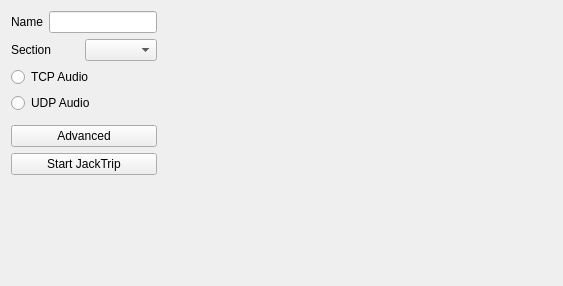
This is src/rehearsalchef/memberform.ui in alexcoy257/lrnet as Qt 5 draws it before an edit. The edited form follows.
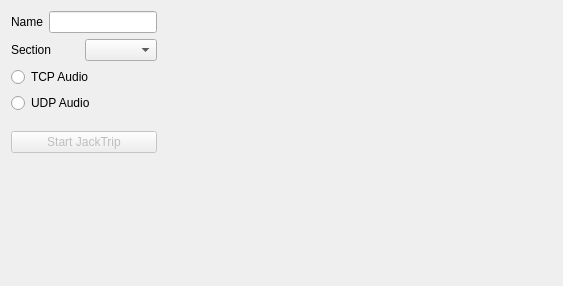
This is the edited form. Custom widgets are drawn as their Qt base class.

Diff of the .ui file:
```diff
--- a/src/rehearsalchef/memberform.ui
+++ b/src/rehearsalchef/memberform.ui
@@ -52,7 +52,10 @@
     </layout>
    </item>
    <item row="6" column="0">
-    <widget class="QPushButton" name="startAudioButton">
+    <widget class="QPushButton" name="startJackTripButton">
+     <property name="enabled">
+      <bool>false</bool>
+     </property>
      <property name="text">
       <string>Start JackTrip</string>
      </property>
@@ -105,13 +108,6 @@
      </item>
     </layout>
    </item>
-   <item row="5" column="0">
-    <widget class="QPushButton" name="audioSettingsButton">
-     <property name="text">
-      <string>Advanced</string>
-     </property>
-    </widget>
-   </item>
    <item row="4" column="0">
     <widget class="JackParameterForm" name="widget" native="true"/>
    </item>
```
Left out of the diff: 2 changed lines with no effect on the pictures.
